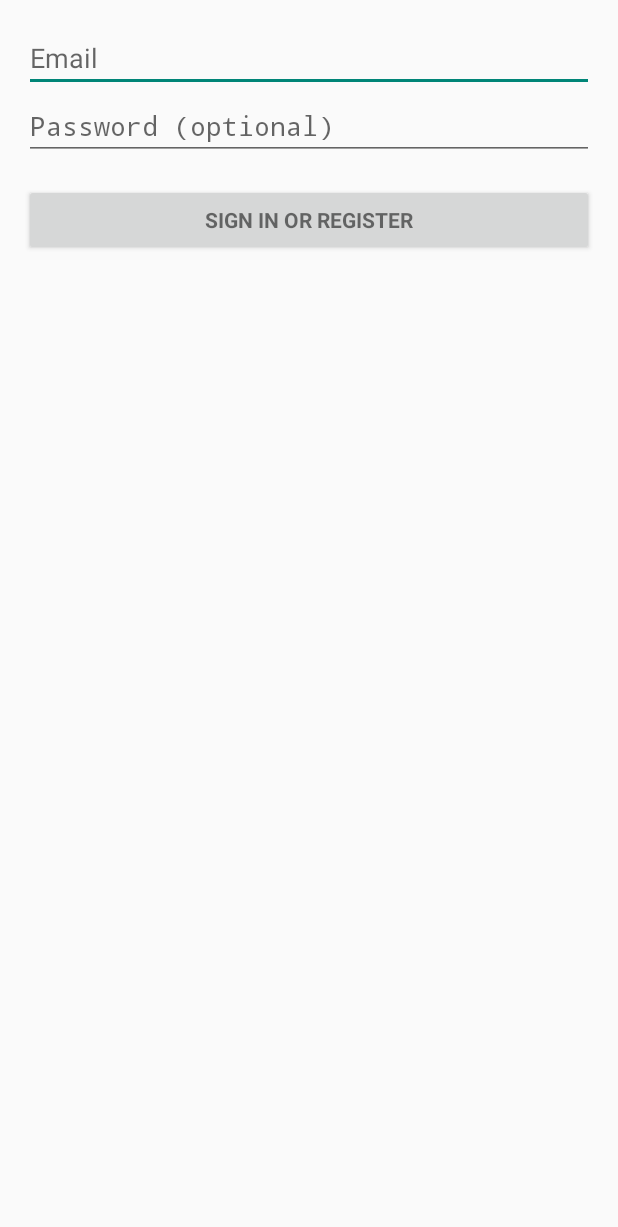
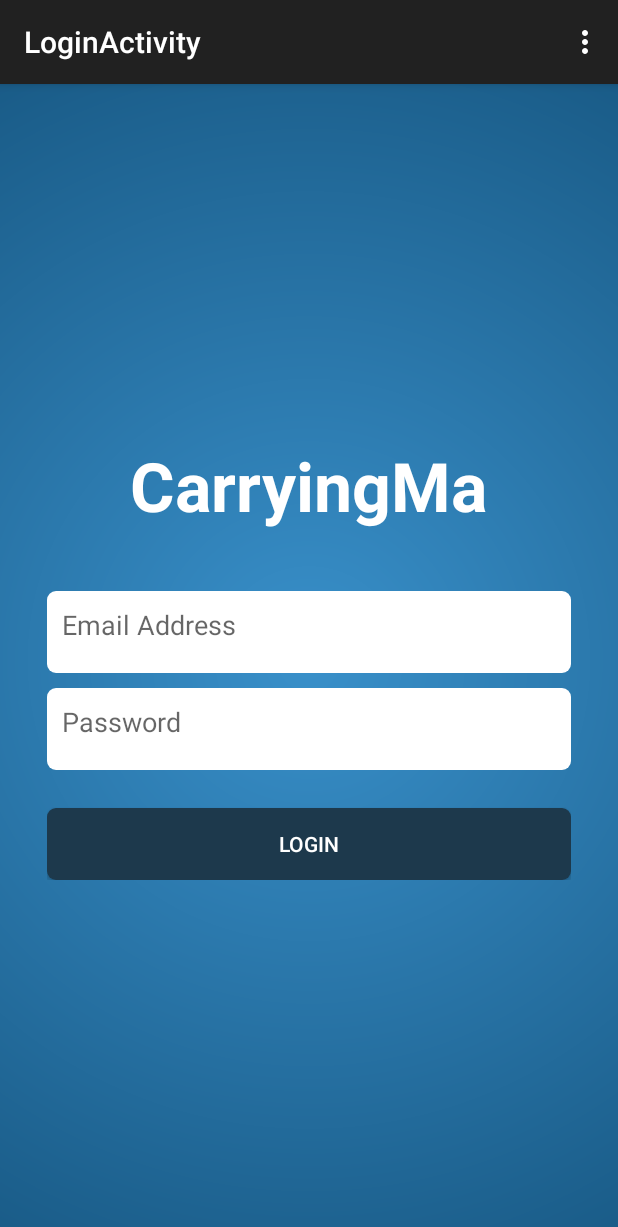
Before and after one commit to Jayprovidence/CarryingMa, an Android app: the screen it shows after launch (SampleLoginActivity before the commit, LoginActivity after it), after a tap on "LOGIN", on a phone screen of 412 x 824 dp. Shown: the top 1227 px of the screen. Run offline under Robolectric (Android 15) with nearby library versions, the phone set to English and light mode, and no system bars.

Commit message:
MainActivity LoginBtn bug

```diff
--- a/app/src/main/java/com/example/carryingma/MainActivity.java
+++ b/app/src/main/java/com/example/carryingma/MainActivity.java
@@ -53,7 +53,7 @@ public class MainActivity extends ActionBarActivity {
         startActivity(intent);
     }
     public void LoginBtn(View view){
-        Intent intent = new Intent(this, SampleLoginActivity.class);
+        Intent intent = new Intent(this, LoginActivity.class);
         startActivity(intent);
     }
 }
--- a/app/src/main/res/layout/activity_login.xml
+++ b/app/src/main/res/layout/activity_login.xml
@@ -68,7 +68,8 @@
             android:layout_marginTop="25dp"
             android:background="@drawable/bg_button_rounded"
             android:text="@string/login_btn"
-            android:textColor="@color/white" android:onClick="LoginBtn"/>
+            android:textColor="@color/white" android:onClick="LoginBtn"
+            android:id="@+id/LoginBtn"/>
     </LinearLayout>
 
 </RelativeLayout>
```
